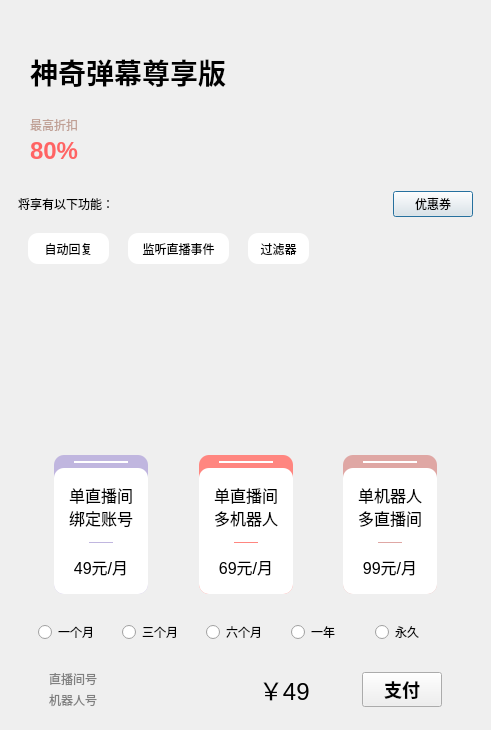
iwxyi/Bilibili-MagicalDanmaku, file widgets/buy_vip/buyvipdialog.ui: the form before one commit.
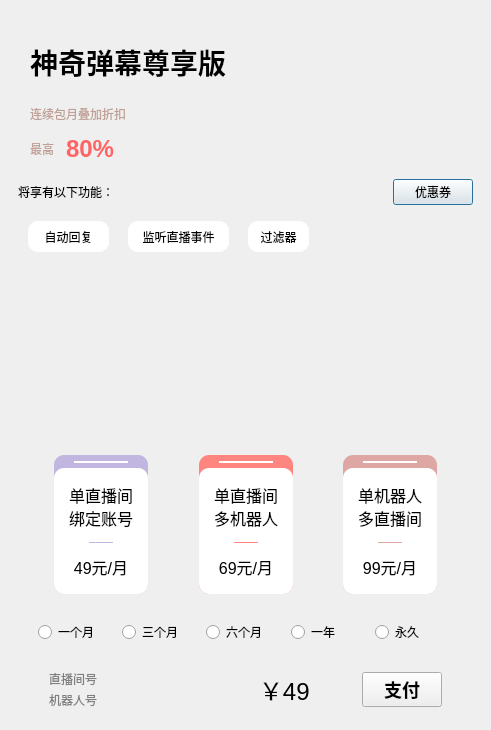
The form after the commit. Icons and pictures are not drawn. Custom widgets are drawn as their Qt base class.

Patch:
```diff
--- a/widgets/buy_vip/buyvipdialog.ui
+++ b/widgets/buy_vip/buyvipdialog.ui
@@ -42,7 +42,7 @@
      <item>
       <layout class="QVBoxLayout" name="verticalLayout">
        <property name="spacing">
-        <number>3</number>
+        <number>12</number>
        </property>
        <item>
         <spacer name="verticalSpacer_3">
@@ -52,7 +52,7 @@
          <property name="sizeHint" stdset="0">
           <size>
            <width>20</width>
-           <height>40</height>
+           <height>30</height>
           </size>
          </property>
         </spacer>
@@ -76,7 +76,7 @@
          <property name="sizeHint" stdset="0">
           <size>
            <width>20</width>
-           <height>20</height>
+           <height>10</height>
           </size>
          </property>
         </spacer>
@@ -87,10 +87,28 @@
           <string notr="true">color: #c0a095;</string>
          </property>
          <property name="text">
-          <string>最高折扣</string>
+          <string>连续包月叠加折扣</string>
          </property>
          <property name="alignment">
           <set>Qt::AlignLeading|Qt::AlignLeft|Qt::AlignTop</set>
+         </property>
+        </widget>
+       </item>
+       <item>
+        <layout class="QHBoxLayout" name="horizontalLayout_6" stretch="0,1">
+         <property name="topMargin">
+          <number>0</number>
+         </property>
+         <item>
+          <widget class="QLabel" name="label_9">
+           <property name="styleSheet">
+            <string notr="true">color: #c0a095;</string>
+           </property>
+           <property name="text">
+            <string>最高</string>
+           </property>
+           <property name="alignment">
+            <set>Qt::AlignLeading|Qt::AlignLeft|Qt::AlignVCenter</set>
          </property>
         </widget>
        </item>
@@ -109,6 +127,8 @@
          </property>
         </widget>
        </item>
+        </layout>
+       </item>
        <item>
         <spacer name="verticalSpacer_2">
          <property name="orientation">
@@ -117,7 +137,7 @@
          <property name="sizeHint" stdset="0">
           <size>
            <width>20</width>
-           <height>20</height>
+           <height>10</height>
           </size>
          </property>
         </spacer>
@@ -207,7 +227,7 @@
         <x>0</x>
         <y>0</y>
         <width>455</width>
-        <height>219</height>
+        <height>172</height>
        </rect>
       </property>
       <property name="styleSheet">
```
Left out of the diff: 3 changed lines with no effect on the pictures. Lines whose indentation alone changed are shown as unchanged.
